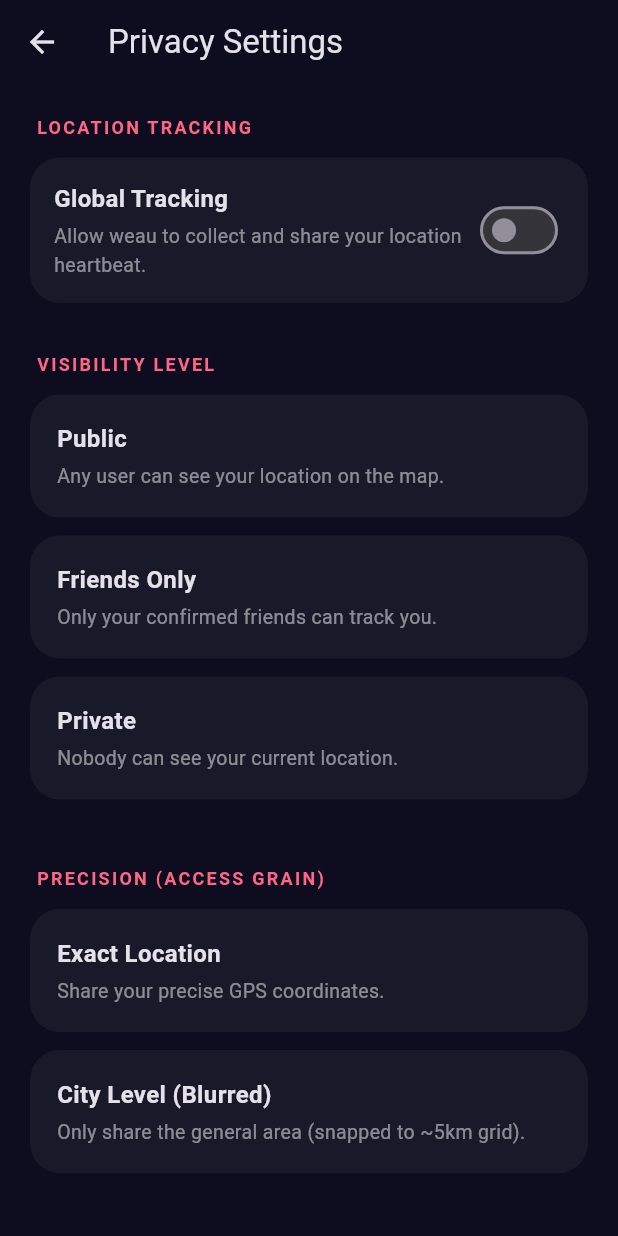
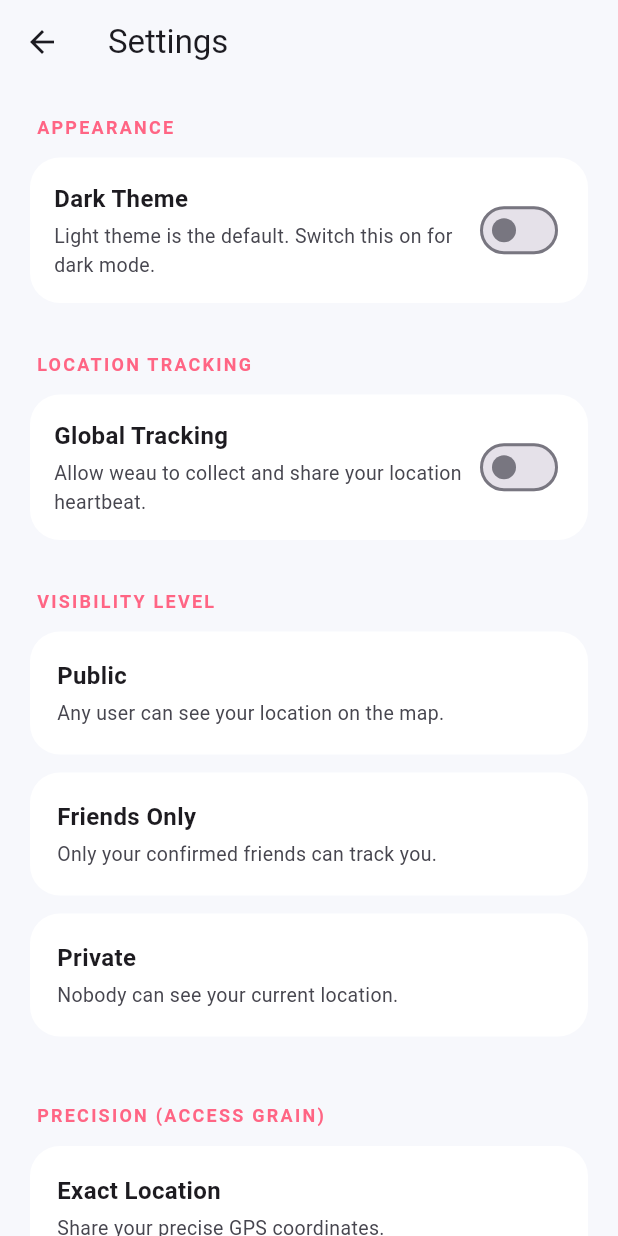
Before and after one commit to Philip38-hub/weau, a Flutter app: the MapScreen screen opened directly, after a tap on the "settings" icon, on a phone screen of 412 x 824 dp. Run offline on Flutter 3.47's test engine with Material 3 defaults, Android fonts, the light colour scheme and no system bars; our stand-ins replace flutter_dotenv, geolocator, google_maps_flutter, google_sign_in, shared_preferences; accounts and stored records are empty; network calls fail.

Commit message:
fix: initial map zoom to townlevel, map centers on user location on first load

```diff
--- a/lib/core/constants.dart
+++ b/lib/core/constants.dart
@@ -17,6 +17,7 @@ class AppConstants {
 
   // ── Storage keys ─────────────────────────────────────────────────────────
   static const String tokenKey = 'access_token';
+  static const String themeModeKey = 'theme_mode';
 
   // ── Intervals ────────────────────────────────────────────────────────────
   /// How often (seconds) the app pushes its own location to the backend.
--- a/lib/screens/login_screen.dart
+++ b/lib/screens/login_screen.dart
@@ -34,6 +34,8 @@ class _LoginScreenState extends State<LoginScreen> with SingleTickerProviderStat
 
   Future<void> _handleSignIn() async {
     setState(() => _signingIn = true);
+    final authProvider = context.read<AuthProvider>();
+
     try {
       final googleSignIn = GoogleSignIn(
         serverClientId: dotenv.env['GOOGLE_WEB_CLIENT_ID'],
@@ -53,7 +55,6 @@ class _LoginScreenState extends State<LoginScreen> with SingleTickerProviderStat
         throw Exception('Failed to get ID token from Google Sign-In.');
       }
 
-      final authProvider = context.read<AuthProvider>();
       await authProvider.signIn(idToken: idToken);
 
       if (!mounted) return;
@@ -92,9 +93,12 @@ class _LoginScreenState extends State<LoginScreen> with SingleTickerProviderStat
   @override
   Widget build(BuildContext context) {
     final theme = Theme.of(context);
+    final scheme = theme.colorScheme;
+    final isDark = theme.brightness == Brightness.dark;
+    final background = theme.scaffoldBackgroundColor;
 
     return Scaffold(
-      backgroundColor: const Color(AppConstants.backgroundColor),
+      backgroundColor: background,
       body: Stack(
         children: [
           // ── Animated Background ─────────────────────────────────────────────
@@ -107,13 +111,15 @@ class _LoginScreenState extends State<LoginScreen> with SingleTickerProviderStat
                     begin: Alignment.topLeft,
                     end: Alignment.bottomRight,
                     colors: [
-                      const Color(AppConstants.backgroundColor),
+                      background,
                       Color.lerp(
-                        const Color(AppConstants.backgroundColor),
-                        const Color(AppConstants.primaryColor).withOpacity(0.2),
+                        background,
+                        scheme.primary.withValues(
+                          alpha: isDark ? 0.2 : 0.08,
+                        ),
                         _controller.value,
                       )!,
-                      const Color(AppConstants.backgroundColor),
+                      background,
                     ],
                   ),
                 ),
@@ -145,7 +151,9 @@ class _LoginScreenState extends State<LoginScreen> with SingleTickerProviderStat
                       child: Container(
                         padding: const EdgeInsets.all(24),
                         decoration: BoxDecoration(
-                          color: Colors.white.withOpacity(0.05),
+                          color: scheme.primary.withValues(
+                            alpha: isDark ? 0.12 : 0.08,
+                          ),
                           shape: BoxShape.circle,
                         ),
                         child: const Icon(
@@ -163,7 +171,7 @@ class _LoginScreenState extends State<LoginScreen> with SingleTickerProviderStat
                         fontSize: 64,
                         fontWeight: FontWeight.w900,
                         letterSpacing: -2,
-                        color: Colors.white,
+                        color: scheme.onSurface,
                       ),
                     ),
                     const SizedBox(height: 8),
@@ -172,7 +180,7 @@ class _LoginScreenState extends State<LoginScreen> with SingleTickerProviderStat
                       textAlign: TextAlign.center,
                       style: TextStyle(
                         fontSize: 16,
-                        color: Colors.white.withOpacity(0.5),
+                        color: scheme.onSurfaceVariant,
                         letterSpacing: 0.5,
                       ),
                     ),
--- a/lib/screens/map_screen.dart
+++ b/lib/screens/map_screen.dart
@@ -1,5 +1,6 @@
 import 'dart:async';
 import 'package:flutter/material.dart';
+import 'package:geolocator/geolocator.dart';
 import 'package:google_maps_flutter/google_maps_flutter.dart';
 import 'package:provider/provider.dart';
 import '../core/constants.dart';
@@ -24,11 +25,18 @@ class _MapScreenState extends State<MapScreen> {
   late final LocationTrackingService _locationService;
   Timer? _mapRefreshTimer;
   int _navIndex = 0;
+  bool _isPreparingMap = true;
+  bool _hasCenteredOnUser = false;
+  bool _myLocationEnabled = false;
+  LatLng? _currentUserLatLng;
 
-  static const _initialCamera = CameraPosition(
+  static const _fallbackCamera = CameraPosition(
     target: LatLng(0, 0),
     zoom: 3,
   );
+  static const double _townZoom = 15.5;
+
+  CameraPosition _initialCameraPosition = _fallbackCamera;
 
   // ── Premium Dark Style ──────────────────────────────────────────────────────
   static const String _darkMapStyle = '''
@@ -51,7 +59,11 @@ class _MapScreenState extends State<MapScreen> {
     _locationService = LocationTrackingService(
       apiService: context.read<ApiService>(),
     );
-    _startServices();
+    _initializeScreen();
+  }
+
+  Future<void> _initializeScreen() async {
+    await Future.wait([_startServices(), _prepareInitialCamera()]);
   }
 
   Future<void> _startServices() async {
@@ -67,6 +79,43 @@ class _MapScreenState extends State<MapScreen> {
     context.read<FriendProvider>().fetchFriends();
   }
 
+  Future<void> _prepareInitialCamera() async {
+    try {
+      final Position? position = await _locationService.getCurrentPosition();
+      if (!mounted) return;
+
+      setState(() {
+        if (position != null) {
+          _currentUserLatLng = LatLng(position.latitude, position.longitude);
+          _initialCameraPosition = CameraPosition(
+            target: _currentUserLatLng!,
+            zoom: _townZoom,
+          );
+          _myLocationEnabled = true;
+        }
+        _isPreparingMap = false;
+      });
+
+      await _moveCameraToUser();
+    } catch (_) {
+      if (!mounted) return;
+      setState(() => _isPreparingMap = false);
+    }
+  }
+
+  Future<void> _moveCameraToUser() async {
+    if (_mapController == null || _currentUserLatLng == null || _hasCenteredOnUser) {
+      return;
+    }
+
+    _hasCenteredOnUser = true;
+    await _mapController!.animateCamera(
+      CameraUpdate.newCameraPosition(
+        CameraPosition(target: _currentUserLatLng!, zoom: _townZoom),
+      ),
+    );
+  }
+
   @override
   void dispose() {
     _locationService.stop();
@@ -76,7 +125,7 @@ class _MapScreenState extends State<MapScreen> {
   }
 
   Set<Marker> _buildMarkers(FriendProvider fp) {
-    return fp.friends
+    final markers = fp.friends
         .where((f) => f.latitude != null && f.longitude != null)
         .map(
           (f) => Marker(
@@ -93,6 +142,22 @@ class _MapScreenState extends State<MapScreen> {
           ),
         )
         .toSet();
+
+    if (_currentUserLatLng != null) {
+      markers.add(
+        Marker(
+          markerId: const MarkerId('current-user'),
+          position: _currentUserLatLng!,
+          icon: BitmapDescriptor.defaultMarkerWithHue(
+            BitmapDescriptor.hueRose,
+          ),
+          zIndexInt: 2,
+          infoWindow: const InfoWindow(title: 'You'),
+        ),
+      );
+    }
+
+    return markers;
   }
 
   String _formatTime(DateTime dt) {
@@ -117,26 +182,33 @@ class _MapScreenState extends State<MapScreen> {
 
   @override
   Widget build(BuildContext context) {
+    final theme = Theme.of(context);
+    final scheme = theme.colorScheme;
+    final isDark = theme.brightness == Brightness.dark;
+
     return Scaffold(
-      backgroundColor: const Color(AppConstants.backgroundColor),
+      backgroundColor: theme.scaffoldBackgroundColor,
       extendBodyBehindAppBar: _navIndex == 0,
       appBar: _navIndex == 0
           ? AppBar(
-              backgroundColor: Colors.transparent,
+              backgroundColor: scheme.surface.withValues(
+                alpha: isDark ? 0.78 : 0.92,
+              ),
               elevation: 0,
+              surfaceTintColor: Colors.transparent,
               title: const Text(
                 'weau',
-                style: TextStyle(fontWeight: FontWeight.w900, color: Colors.white),
+                style: TextStyle(fontWeight: FontWeight.w900),
               ),
               actions: [
                 IconButton(
                   onPressed: () => Navigator.of(context).push(
                     MaterialPageRoute(builder: (_) => const SettingsScreen()),
                   ),
-                  icon: const Icon(Icons.settings_rounded, color: Colors.white),
+                  icon: const Icon(Icons.settings_rounded),
                 ),
                 IconButton(
-                  icon: const Icon(Icons.logout_rounded, color: Colors.white),
+                  icon: const Icon(Icons.logout_rounded),
                   onPressed: _signOut,
                 ),
               ],
@@ -148,9 +220,12 @@ class _MapScreenState extends State<MapScreen> {
       body: _buildBody(),
       bottomNavigationBar: Container(
         decoration: BoxDecoration(
-          color: const Color(AppConstants.backgroundColor),
+          color: scheme.surface,
           border: Border(
-            top: BorderSide(color: Colors.white.withOpacity(0.1), width: 0.5),
+            top: BorderSide(
+              color: scheme.outlineVariant.withValues(alpha: 0.5),
+              width: 0.5,
+            ),
           ),
         ),
         child: BottomNavigationBar(
@@ -158,8 +233,8 @@ class _MapScreenState extends State<MapScreen> {
           onTap: (i) => setState(() => _navIndex = i),
           backgroundColor: Colors.transparent,
           elevation: 0,
-          selectedItemColor: const Color(AppConstants.primaryColor),
-          unselectedItemColor: Colors.white.withOpacity(0.4),
+          selectedItemColor: scheme.primary,
+          unselectedItemColor: scheme.onSurfaceVariant,
           type: BottomNavigationBarType.fixed,
           items: const [
             BottomNavigationBarItem(icon: Icon(Icons.radar_rounded), label: 'Map'),
@@ -183,16 +258,27 @@ class _MapScreenState extends State<MapScreen> {
   }
 
   Widget _buildMap() {
+    final isDark = Theme.of(context).brightness == Brightness.dark;
+
+    if (_isPreparingMap) {
+      return const Center(
+        child: CircularProgressIndicator(
+          color: Color(AppConstants.primaryColor),
+        ),
+      );
+    }
+
     return Consumer<FriendProvider>(
       builder: (_, fp, __) {
         return GoogleMap(
-          initialCameraPosition: _initialCamera,
-          onMapCreated: (c) {
+          initialCameraPosition: _initialCameraPosition,
+          style: isDark ? _darkMapStyle : null,
+          onMapCreated: (c) async {
             _mapController = c;
-            _mapController?.setMapStyle(_darkMapStyle);
+            await _moveCameraToUser();
           },
           markers: _buildMarkers(fp),
-          myLocationEnabled: true,
+          myLocationEnabled: _myLocationEnabled,
           myLocationButtonEnabled: false, // will use custom floating button
           zoomControlsEnabled: false,
           compassEnabled: false,
--- a/lib/screens/settings_screen.dart
+++ b/lib/screens/settings_screen.dart
@@ -2,6 +2,7 @@ import 'package:flutter/material.dart';
 import 'package:provider/provider.dart';
 import '../core/constants.dart';
 import '../providers/auth_provider.dart';
+import '../providers/theme_provider.dart';
 
 class SettingsScreen extends StatelessWidget {
   const SettingsScreen({super.key});
@@ -9,6 +10,11 @@ class SettingsScreen extends StatelessWidget {
   @override
   Widget build(BuildContext context) {
     final auth = context.watch<AuthProvider>();
+    final themeProvider = context.watch<ThemeProvider>();
+    final theme = Theme.of(context);
+    final scheme = theme.colorScheme;
+    final isDark = theme.brightness == Brightness.dark;
+    final cardColor = isDark ? Colors.white.withValues(alpha: 0.05) : Colors.white;
     final user = auth.user;
 
     if (user == null) {
@@ -16,22 +22,36 @@ class SettingsScreen extends StatelessWidget {
     }
 
     return Scaffold(
-      backgroundColor: const Color(AppConstants.backgroundColor),
       appBar: AppBar(
-        title: const Text('Privacy Settings'),
+        title: const Text('Settings'),
         elevation: 0,
         backgroundColor: Colors.transparent,
       ),
       body: ListView(
         padding: const EdgeInsets.all(20),
         children: [
+          _SectionHeader(title: 'Appearance'),
+          _SettingsTile(
+            title: 'Dark Theme',
+            subtitle: 'Light theme is the default. Switch this on for dark mode.',
+            cardColor: cardColor,
+            subtitleColor: scheme.onSurfaceVariant,
+            trailing: Switch.adaptive(
+              value: themeProvider.isDarkMode,
+              activeThumbColor: const Color(AppConstants.primaryColor),
+              onChanged: themeProvider.setDarkMode,
+            ),
+          ),
+          const SizedBox(height: 32),
           _SectionHeader(title: 'Location Tracking'),
           _SettingsTile(
             title: 'Global Tracking',
             subtitle: 'Allow weau to collect and share your location heartbeat.',
+            cardColor: cardColor,
+            subtitleColor: scheme.onSurfaceVariant,
             trailing: Switch.adaptive(
               value: user.trackingEnabled,
-              activeColor: const Color(AppConstants.primaryColor),
+              activeThumbColor: const Color(AppConstants.primaryColor),
               onChanged: (val) {
                 auth.updateSettings(trackingEnabled: val);
               },
@@ -43,18 +63,24 @@ class SettingsScreen extends StatelessWidget {
             title: 'Public',
             subtitle: 'Any user can see your location on the map.',
             selected: user.visibilityLevel == 'public',
+            cardColor: cardColor,
+            subtitleColor: scheme.onSurfaceVariant,
             onTap: () => auth.updateSettings(visibilityLevel: 'public'),
           ),
           _OptionTile(
             title: 'Friends Only',
             subtitle: 'Only your confirmed friends can track you.',
             selected: user.visibilityLevel == 'friends',
+            cardColor: cardColor,
+            subtitleColor: scheme.onSurfaceVariant,
             onTap: () => auth.updateSettings(visibilityLevel: 'friends'),
           ),
           _OptionTile(
             title: 'Private',
             subtitle: 'Nobody can see your current location.',
             selected: user.visibilityLevel == 'none',
+            cardColor: cardColor,
+            subtitleColor: scheme.onSurfaceVariant,
             onTap: () => auth.updateSettings(visibilityLevel: 'none'),
           ),
           const SizedBox(height: 32),
@@ -63,12 +89,16 @@ class SettingsScreen extends StatelessWidget {
             title: 'Exact Location',
             subtitle: 'Share your precise GPS coordinates.',
             selected: user.precisionLevel == 'exact',
+            cardColor: cardColor,
+            subtitleColor: scheme.onSurfaceVariant,
             onTap: () => auth.updateSettings(precisionLevel: 'exact'),
           ),
           _OptionTile(
             title: 'City Level (Blurred)',
             subtitle: 'Only share the general area (snapped to ~5km grid).',
             selected: user.precisionLevel == 'city',
+            cardColor: cardColor,
+            subtitleColor: scheme.onSurfaceVariant,
             onTap: () => auth.updateSettings(precisionLevel: 'city'),
           ),
         ],
@@ -102,11 +132,15 @@ class _SettingsTile extends StatelessWidget {
   final String title;
   final String subtitle;
   final Widget trailing;
+  final Color cardColor;
+  final Color subtitleColor;
 
   const _SettingsTile({
     required this.title,
     required this.subtitle,
     required this.trailing,
+    required this.cardColor,
+    required this.subtitleColor,
   });
 
   @override
@@ -114,7 +148,7 @@ class _SettingsTile extends StatelessWidget {
     return Container(
       padding: const EdgeInsets.all(16),
       decoration: BoxDecoration(
-        color: Colors.white.withOpacity(0.05),
+        color: cardColor,
         borderRadius: BorderRadius.circular(20),
       ),
       child: Row(
@@ -125,7 +159,7 @@ class _SettingsTile extends StatelessWidget {
               children: [
                 Text(title, style: const TextStyle(fontWeight: FontWeight.bold, fontSize: 16)),
                 const SizedBox(height: 4),
-                Text(subtitle, style: TextStyle(color: Colors.white.withOpacity(0.5), fontSize: 13)),
+                Text(subtitle, style: TextStyle(color: subtitleColor, fontSize: 13)),
               ],
             ),
           ),
@@ -141,12 +175,16 @@ class _OptionTile extends StatelessWidget {
   final String subtitle;
   final bool selected;
   final VoidCallback onTap;
+  final Color cardColor;
+  final Color subtitleColor;
 
   const _OptionTile({
     required this.title,
     required this.subtitle,
     required this.selected,
     required this.onTap,
+    required this.cardColor,
+    required this.subtitleColor,
   });
 
   @override
@@ -158,8 +196,8 @@ class _OptionTile extends StatelessWidget {
         padding: const EdgeInsets.all(16),
         decoration: BoxDecoration(
           color: selected
-              ? const Color(AppConstants.primaryColor).withOpacity(0.2)
-              : Colors.white.withOpacity(0.05),
+              ? const Color(AppConstants.primaryColor).withValues(alpha: 0.2)
+              : cardColor,
           borderRadius: BorderRadius.circular(20),
           border: Border.all(
             color: selected ? const Color(AppConstants.primaryColor) : Colors.transparent,
@@ -174,7 +212,7 @@ class _OptionTile extends StatelessWidget {
                 children: [
                   Text(title, style: const TextStyle(fontWeight: FontWeight.bold, fontSize: 16)),
                   const SizedBox(height: 4),
-                  Text(subtitle, style: TextStyle(color: Colors.white.withOpacity(0.5), fontSize: 13)),
+                  Text(subtitle, style: TextStyle(color: subtitleColor, fontSize: 13)),
                 ],
               ),
             ),
--- a/lib/services/location_tracking_service.dart
+++ b/lib/services/location_tracking_service.dart
@@ -38,18 +38,14 @@ class LocationTrackingService {
     if (_isRunning) return;
 
     try {
-      final hasPermission = await _requestPermission();
-      if (!hasPermission) {
-        dev.log(
-          'LocationTrackingService: permission denied — tracking disabled.',
-          name: 'LocationTrackingService',
-        );
-        return;
-      }
+      final position = await getCurrentPosition(
+        desiredAccuracy: LocationAccuracy.medium,
+      );
+      if (position == null) return;
 
       _isRunning = true;
       // Fire once immediately, then on every tick.
-      await _uploadCurrentLocation();
+      await _sendLocation(position);
 
       _timer = Timer.periodic(
         const Duration(seconds: AppConstants.locationUpdateIntervalSeconds),
@@ -79,6 +75,37 @@ class LocationTrackingService {
 
   // ── Private helpers ───────────────────────────────────────────────────────
 
+  /// Returns the device's current position when location permission is granted.
+  /// Falls back to the last known position if a live fix is temporarily slow.
+  Future<Position?> getCurrentPosition({
+    LocationAccuracy desiredAccuracy = LocationAccuracy.high,
+    Duration timeLimit = const Duration(seconds: 10),
+  }) async {
+    final hasPermission = await _requestPermission();
+    if (!hasPermission) {
+      dev.log(
+        'LocationTrackingService: permission denied — tracking disabled.',
+        name: 'LocationTrackingService',
+      );
+      return null;
+    }
+
+    try {
+      return await Geolocator.getCurrentPosition(
+        locationSettings: LocationSettings(
+          accuracy: desiredAccuracy,
+          timeLimit: timeLimit,
+        ),
+      );
+    } catch (e) {
+      dev.log(
+        'Falling back to last known position: $e',
+        name: 'LocationTrackingService',
+      );
+      return Geolocator.getLastKnownPosition();
+    }
+  }
+
   /// Requests foreground location permission from the OS.
   /// Returns `true` if the permission is granted.
   Future<bool> _requestPermission() async {
@@ -106,20 +133,13 @@ class LocationTrackingService {
   /// cancel the entire periodic loop.
   Future<void> _uploadCurrentLocation() async {
     try {
-      final position = await Geolocator.getCurrentPosition(
+      final position = await getCurrentPosition(
         desiredAccuracy: LocationAccuracy.medium,
         timeLimit: const Duration(seconds: 10),
       );
+      if (position == null) return;
 
-      await _api.updateLocation(
-        latitude: position.latitude,
-        longitude: position.longitude,
-      );
-
-      dev.log(
-        'Location uploaded: (${position.latitude}, ${position.longitude})',
-        name: 'LocationTrackingService',
-      );
+      await _sendLocation(position);
     } on ApiException catch (e) {
       dev.log(
         'Backend error uploading location: $e',
@@ -134,4 +154,16 @@ class LocationTrackingService {
       );
     }
   }
+
+  Future<void> _sendLocation(Position position) async {
+    await _api.updateLocation(
+      latitude: position.latitude,
+      longitude: position.longitude,
+    );
+
+    dev.log(
+      'Location uploaded: (${position.latitude}, ${position.longitude})',
+      name: 'LocationTrackingService',
+    );
+  }
 }
```
Also changed, not shown: lib/main.dart (+18 -32 lines), lib/screens/friends_screen.dart (+24 -13 lines), lib/screens/invites_screen.dart (+25 -12 lines), 1 other file.
